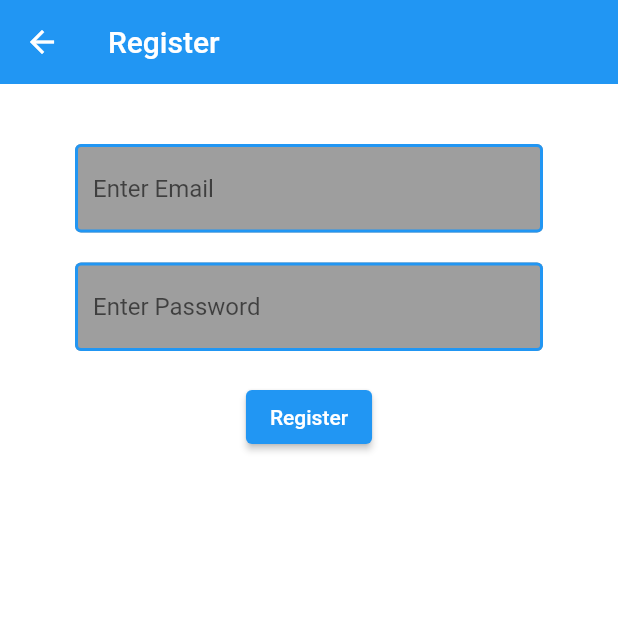
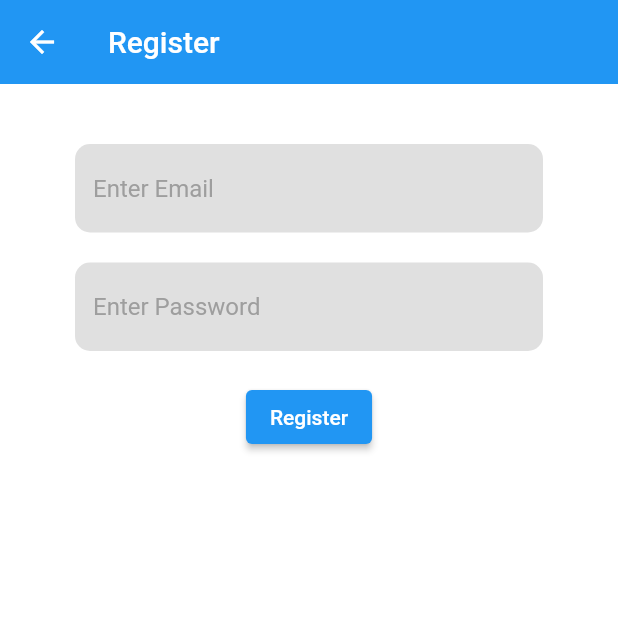
Before and after one commit to VivekLumbhani/crudappflutter, a Flutter app: the screen it shows after launch, after a tap on "Register", on a phone screen of 412 x 824 dp, the top half of it. Run offline on Flutter 3.47's test engine with Material 2 defaults, Android fonts, the phone set to English and light mode, and no system bars; our stand-ins replace cloud_firestore, firebase_auth, firebase_core, flutter_rating_bar; accounts and stored records are empty.

Commit message:
final commit most probably

```diff
--- a/lib/screens/authenticate/authenticate.dart
+++ b/lib/screens/authenticate/authenticate.dart
@@ -1,14 +1,11 @@
 import 'package:crudapplication/screens/authenticate/register.dart';
 import 'package:crudapplication/screens/authenticate/sign_in.dart';
 import 'package:flutter/material.dart';
-
 class authenticate extends StatefulWidget {
   const authenticate({Key? key}) : super(key: key);
-
   @override
   State<authenticate> createState() => _authenticateState();
 }
-
 class _authenticateState extends State<authenticate> {
   bool showsignin=true;
   void toggleview(){
@@ -16,13 +13,12 @@ class _authenticateState extends State<authenticate> {
       showsignin=!showsignin;
     });
   }
-
   @override
   Widget build(BuildContext context) {
     if(showsignin){
       return sigin(toggle: toggleview);
     }else{
-      return register(); // Pass toggleview here
+      return register();
     }
   }
 }
--- a/lib/screens/authenticate/register.dart
+++ b/lib/screens/authenticate/register.dart
@@ -1,9 +1,6 @@
-import 'package:crudapplication/screens/authenticate/sign_in.dart';
 import 'package:flutter/material.dart';
 import 'package:crudapplication/services/auth.dart';
-import 'package:crudapplication/shared/constants.dart';
 class register extends StatefulWidget {
-
   @override
   State<register> createState() => _registerState();
 }
@@ -27,8 +24,8 @@ class _registerState extends State<register> {
             children: <Widget>[
               SizedBox(height: 20),
               TextFormField(
-                style: TextStyle(color: Colors.white),
-                decoration: textInputdeco.copyWith(hintText: 'Enter Email'),
+                style: TextStyle(color: Colors.black),
+                decoration: InputDecoration(hintText: 'Enter Email',hintStyle: TextStyle(color: Colors.grey), fillColor: Colors.grey[300], filled: true, border: OutlineInputBorder(borderRadius: BorderRadius.circular(10.0), borderSide: BorderSide.none,),),
                 validator: (val) {
                   if (val == null || val.length<6) {
                     return 'Enter email';
@@ -43,8 +40,8 @@ class _registerState extends State<register> {
               ),
               SizedBox(height: 20),
               TextFormField(
-                style: TextStyle(color: Colors.white),
-                decoration: textInputdeco.copyWith(hintText: 'Enter Password'),
+                style: TextStyle(color: Colors.black),
+                decoration: InputDecoration(hintText: 'Enter Password', hintStyle: TextStyle(color: Colors.grey), fillColor: Colors.grey[300], filled: true, border: OutlineInputBorder(borderRadius: BorderRadius.circular(10.0), borderSide: BorderSide.none,),),
                 validator: (val) {
                   if (val == null || val.length < 6) {
                     return 'Enter at least 6 characters';
@@ -66,14 +63,12 @@ class _registerState extends State<register> {
                         error='not regitsterd';
                       });
                     }else{
-
+                      Navigator.pop(context);
                     }
-
                   }
                 },
                 child: Text('Register'),
               ),
-              SizedBox(height: 20,),
               Text(error,style: TextStyle(color: Colors.red,fontSize: 14),)
             ],
           ),
--- a/lib/screens/authenticate/sign_in.dart
+++ b/lib/screens/authenticate/sign_in.dart
@@ -15,11 +15,9 @@ class sigin extends StatefulWidget {
 class _siginState extends State<sigin> {
   final AuthService _auth = AuthService();
   final _formkey = GlobalKey<FormState>();
-
   String error='';
   String user = '';
   String pass = '';
-
   @override
   Widget build(BuildContext context) {
     return Scaffold(
@@ -48,8 +46,8 @@ class _siginState extends State<sigin> {
             children: <Widget>[
               SizedBox(height: 20),
               TextFormField(
-                style: TextStyle(color: Colors.white),
-                decoration: textInputdeco.copyWith(hintText: 'Enter Email'),
+                style: TextStyle(color: Colors.black),
+                decoration: InputDecoration(hintText: 'Enter Email',hintStyle: TextStyle(color: Colors.grey), fillColor: Colors.grey[300], filled: true, border: OutlineInputBorder(borderRadius: BorderRadius.circular(10.0), borderSide: BorderSide.none,),),
                 validator: (val) {
                   if (val == null || val.isEmpty) {
                     return 'Enter email';
@@ -61,11 +59,10 @@ class _siginState extends State<sigin> {
                     user = val;
                   });
                 },
-              ),
-              SizedBox(height: 20),
+              ),              SizedBox(height: 20),
               TextFormField(
-                style: TextStyle(color: Colors.white),
-                decoration: textInputdeco.copyWith(hintText: 'Enter Password'),
+                style: TextStyle(color: Colors.black),
+                decoration: InputDecoration(hintText: 'Enter Password', hintStyle: TextStyle(color: Colors.grey), fillColor: Colors.grey[300], filled: true, border: OutlineInputBorder(borderRadius: BorderRadius.circular(10.0), borderSide: BorderSide.none,),),
                 validator: (val) {
                   if (val == null || val.isEmpty) {
                     return 'Enter password';
@@ -76,8 +73,7 @@ class _siginState extends State<sigin> {
                 onChanged: (val) {
                   pass = val;
                 },
-              ),
-              SizedBox(height: 20),
+              ),              SizedBox(height: 20),
               ElevatedButton(
                 onPressed: () async {
                   if (_formkey.currentState != null && _formkey.currentState!.validate()) {
@@ -95,25 +91,10 @@ class _siginState extends State<sigin> {
 
                   }
                 },
-                child: Text('Sign In'),
+                child: Text('LogIn'),
               ),
               SizedBox(height: 20,),
               Text(error,style: TextStyle(color: Colors.red,fontSize: 14),)
-
-
-              // ElevatedButton(
-              //   child: Text('sig in aanon'),
-              //   onPressed: () async{
-              //     dynamic result= await _auth.signInAnon();
-              //
-              //     if(result== null){
-              //       print('error');
-              //     }else{
-              //       print(result.uid);
-              //       print('sigin');
-              //     }
-              //   },
-              // ),
             ],
           ),
         ),
--- a/pubspec.yaml
+++ b/pubspec.yaml
@@ -38,6 +38,7 @@ dependencies:
   provider: ^6.0.5
   intl: ^0.17.0
   firebase_database: ^10.2.5
+  flutter_rating_bar: ^4.0.1
 
 
 
```
Also changed, not shown: lib/navbar.dart (+66 -2 lines), lib/screens/home/admin.dart (+27 -42 lines), lib/screens/home/bookseat.dart (+20 -37 lines), lib/screens/home/home.dart (+2 -16 lines), lib/screens/home/journeydet.dart (+8 -5 lines), pubspec.lock.
